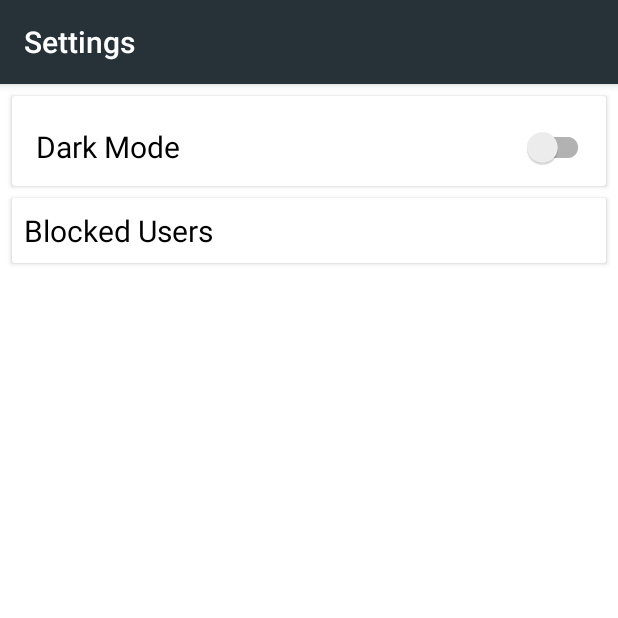
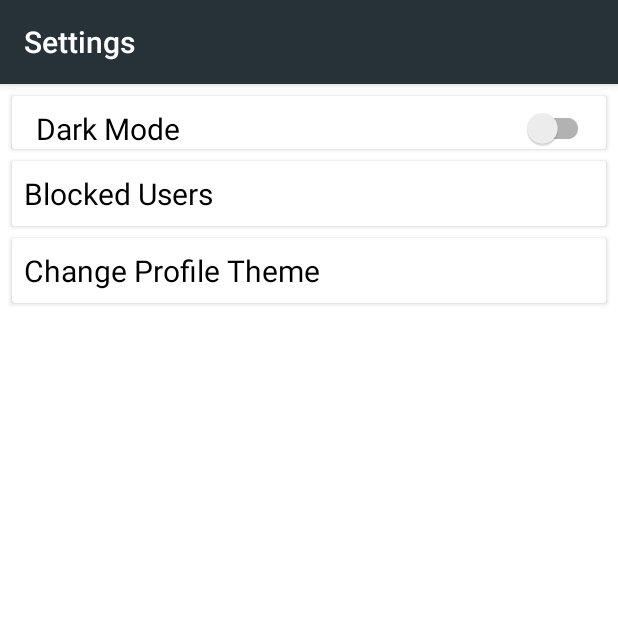
Before and after one commit to rahul-gaur/BloggersBlog, an Android app: the Settings screen opened directly, with no data from a screen before it, on a phone screen of 412 x 824 dp, the top half of it. Run offline under Robolectric (Android 15) with nearby library versions, the phone set to English and light mode, and no system bars; our stand-ins replace Firebase (no records; nobody signed in at launch, a user with empty details on screens opened directly).

Commit message:
profile_background setting activity is created and styles related to this activity is also created and also added entry for this in settings.java

```diff
--- a/app/src/main/java/com/rahulgaur/bloggersblog/ThemeAndSettings/Settings.java
+++ b/app/src/main/java/com/rahulgaur/bloggersblog/ThemeAndSettings/Settings.java
@@ -18,7 +18,7 @@ public class Settings extends AppCompatActivity {
     private SharedPref sharedPref;
     private Toolbar toolbar;
     private BlockFragment blockFragment;
-    private TextView textView;
+    private TextView textView, profileTV;
     private int i;
 
     @Override
@@ -39,11 +39,20 @@ public class Settings extends AppCompatActivity {
         blockFragment = new BlockFragment();
 
         textView = findViewById(R.id.setting_block_textView);
+        profileTV = findViewById(R.id.setting_profile_backTV);
 
         setSupportActionBar(toolbar);
         Objects.requireNonNull(getSupportActionBar()).setTitle("Settings");
 
         SwitchCompat switchCompat = findViewById(R.id.setting_switchCompat);
+
+        profileTV.setOnClickListener(new View.OnClickListener() {
+            @Override
+            public void onClick(View view) {
+                Intent i = new Intent(Settings.this, Profile_theme.class);
+                startActivity(i);
+            }
+        });
 
         if (sharedPref.loadNightModeState()) {
             switchCompat.setChecked(true);
--- a/app/src/main/res/layout/activity_settings.xml
+++ b/app/src/main/res/layout/activity_settings.xml
@@ -19,12 +19,12 @@
     <android.support.v7.widget.CardView
         android:id="@+id/cardView3"
         android:layout_width="0dp"
-        android:layout_height="60dp"
+        android:layout_height="wrap_content"
         android:layout_marginEnd="8dp"
         android:layout_marginStart="8dp"
         android:layout_marginTop="8dp"
+        android:background="?attr/cardBackgroundColorDefault"
         android:padding="4dp"
-        android:background="?attr/cardBackgroundColorDefault"
         app:cardBackgroundColor="?attr/cardBackgroundColorDefault"
         app:layout_constraintEnd_toEndOf="parent"
         app:layout_constraintHorizontal_bias="0.0"
@@ -95,4 +95,37 @@
         </android.support.constraint.ConstraintLayout>
     </android.support.v7.widget.CardView>
 
+    <android.support.v7.widget.CardView
+        android:layout_width="0dp"
+        android:layout_height="wrap_content"
+        android:layout_marginEnd="8dp"
+        android:layout_marginStart="8dp"
+        android:layout_marginTop="8dp"
+        app:layout_constraintEnd_toEndOf="parent"
+        app:layout_constraintStart_toStartOf="parent"
+        app:layout_constraintTop_toBottomOf="@+id/cardView2">
+
+        <android.support.constraint.ConstraintLayout
+            android:layout_width="match_parent"
+            android:layout_height="match_parent">
+
+            <TextView
+                android:id="@+id/setting_profile_backTV"
+                android:layout_width="0dp"
+                android:layout_height="wrap_content"
+                android:layout_marginBottom="8dp"
+                android:layout_marginEnd="8dp"
+                android:layout_marginStart="8dp"
+                android:layout_marginTop="8dp"
+                android:text="@string/change_profile_theme"
+                android:textColor="?attr/black"
+                android:textSize="20sp"
+                app:layout_constraintBottom_toBottomOf="parent"
+                app:layout_constraintEnd_toEndOf="parent"
+                app:layout_constraintStart_toStartOf="parent"
+                app:layout_constraintTop_toTopOf="parent" />
+        </android.support.constraint.ConstraintLayout>
+
+    </android.support.v7.widget.CardView>
+
 </android.support.constraint.ConstraintLayout>
--- a/app/src/main/res/values/colors.xml
+++ b/app/src/main/res/values/colors.xml
@@ -16,4 +16,10 @@
     <color name="hintColor">#808080</color>
     <color name="blackBackground">#4d000000</color>
     <color name="noBackground">#00000000</color>
+    <color name="pbOrange">#e65100</color>
+    <color name="pbPurple">#6a1b9a</color>
+    <color name="pbPink">#e91e63</color>
+    <color name="pbRed">#db3236</color>
+    <color name="pbBlue">#0084b4</color>
+    <color name="pbGreen">#00c853</color>
 </resources>
--- a/app/src/main/res/values/strings.xml
+++ b/app/src/main/res/values/strings.xml
@@ -48,4 +48,6 @@
     <string name="following">Following</string>
     <string name="followers">Followers</string>
     <string name="follow">Follow</string>
+    <string name="please_select_a_color_for_your_profile_background_theme">Please Select a Color for your profile background Theme</string>
+    <string name="change_profile_theme">Change Profile Theme</string>
 </resources>
--- a/app/src/main/res/values/styles.xml
+++ b/app/src/main/res/values/styles.xml
@@ -21,6 +21,12 @@
         <item name="android:itemBackground">@color/white</item>
         <item name="android:itemTextAppearance">@color/black</item>
         <item name="android:windowAnimationStyle">@style/WindowAnimation</item>
+        <item name="pbOrange" >@color/pbOrange</item>
+        <item name="pbPurple">@color/pbPurple</item>
+        <item name="pbPink" >@color/pbPink</item>
+        <item name="pbRed" >@color/pbRed</item>
+        <item name="pbBlue" >@color/pbBlue</item>
+        <item name="pbGreen" >@color/pbGreen</item>
     </style>
 
     <!-- Dark application theme. -->
@@ -42,6 +48,12 @@
         <item name="bottomNevBarColor">@color/black</item>
         <item name="cardBackgroundColorDefault">@color/colorPrimaryDark</item>
         <item name="android:windowAnimationStyle">@style/WindowAnimation</item>
+        <item name="pbOrange" >@color/pbOrange</item>
+        <item name="pbPurple">@color/pbPurple</item>
+        <item name="pbPink" >@color/pbPink</item>
+        <item name="pbRed" >@color/pbRed</item>
+        <item name="pbBlue" >@color/pbBlue</item>
+        <item name="pbGreen" >@color/pbGreen</item>
     </style>
 
     <style name="popUpThemeLight" parent="Widget.AppCompat.PopupMenu">
@@ -64,4 +76,23 @@
 
     <style name="AppTheme.PopupOverlay" parent="ThemeOverlay.AppCompat.Light" />
 
+    <style name="profile_Background_theme_red">
+        <item name="android:background">@color/pbRed</item>
+    </style>
+    <style name="profile_Background_theme_orange">
+        <item name="android:background">@color/pbOrange</item>
+    </style>
+    <style name="profile_Background_theme_Purple">
+        <item name="android:background">@color/pbPurple</item>
+    </style>
+    <style name="profile_Background_theme_Pink">
+        <item name="android:background">@color/pbPink</item>
+    </style>
+    <style name="profile_Background_theme_Blue">
+        <item name="android:background">@color/pbBlue</item>
+    </style>
+    <style name="profile_Background_theme_Green">
+        <item name="android:background">@color/pbGreen</item>
+    </style>
+
 </resources>
```
Also changed, not shown: app/src/main/AndroidManifest.xml (+5 -2 lines), app/src/main/res/values/attrs.xml (+7 -0 lines).
